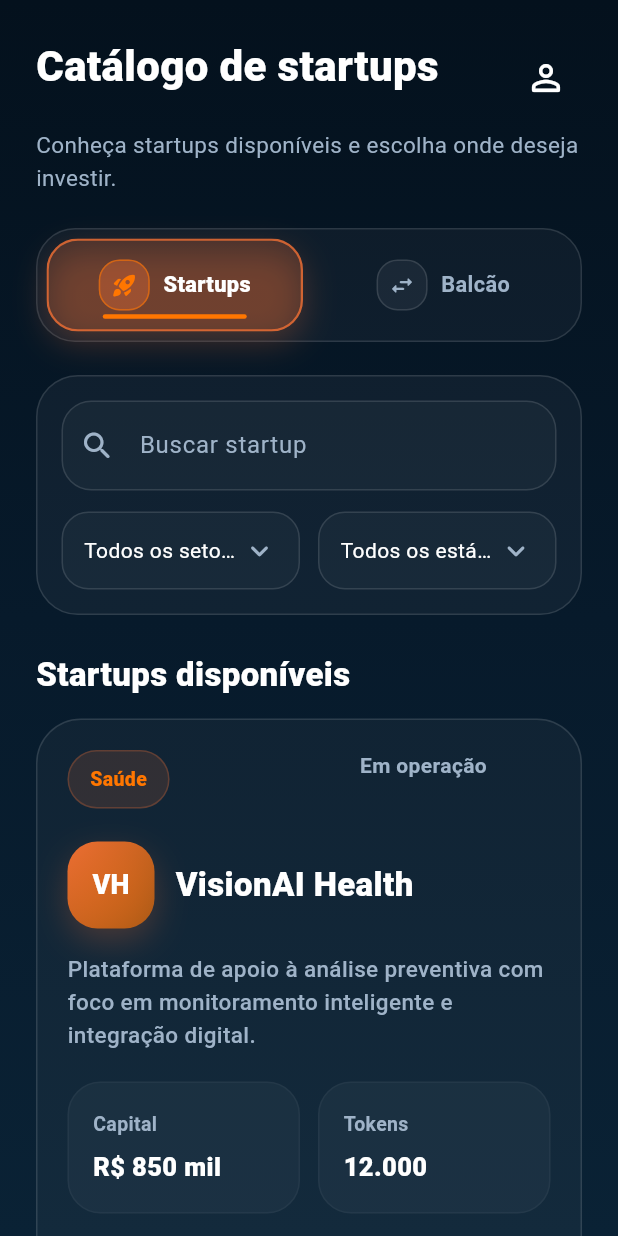
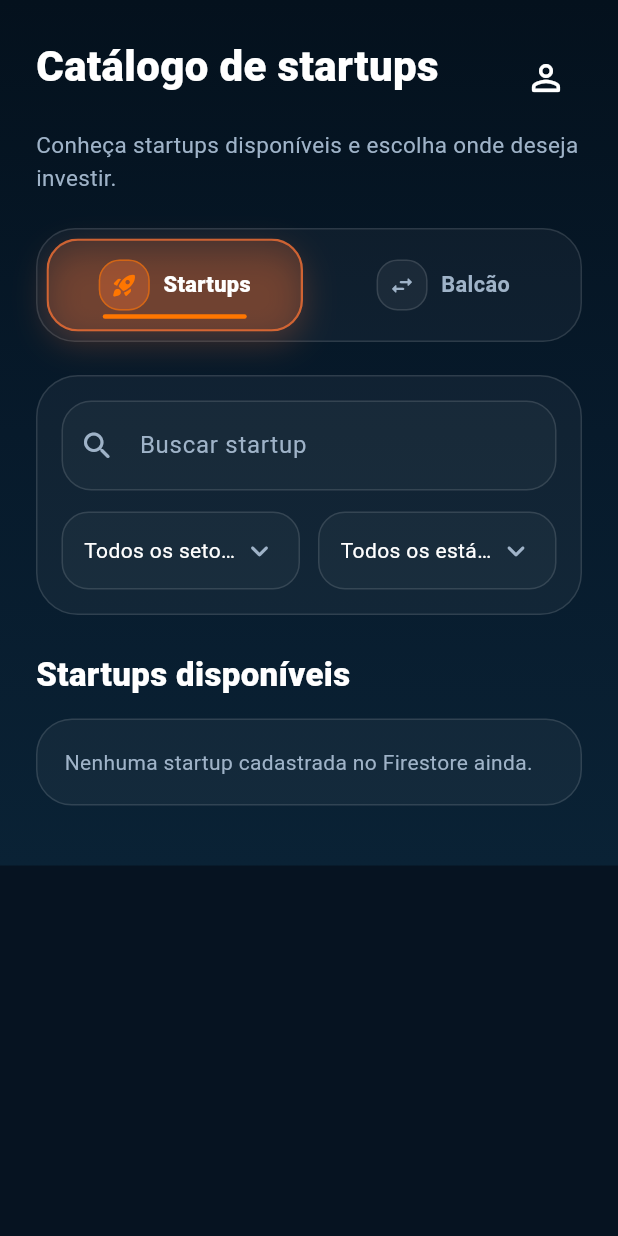
Before and after one commit to miguelgallinucci/ES-PI3-2026-T3-G20, a Flutter app: the screen it shows after launch, scrolled down 65 dp, after a tap on "Entrar", on a phone screen of 412 x 824 dp. Run offline on Flutter 3.47's test engine with Material 3 defaults, Android fonts, the phone set to English and light mode, and no system bars; our stand-ins replace cloud_firestore, firebase_core; accounts and stored records are empty.

Commit message:
integra catalogo de startups com firestore

```diff
--- /dev/null
+++ b/lib/features/catalog/data/startup_firestore_service.dart
@@ -0,0 +1,18 @@
+import 'package:cloud_firestore/cloud_firestore.dart';
+
+import '../models/startup_model.dart';
+
+class StartupFirestoreService {
+  final FirebaseFirestore _firestore = FirebaseFirestore.instance;
+
+  Stream<List<StartupModel>> watchStartups() {
+    return _firestore
+        .collection('startups')
+        .snapshots()
+        .map((snapshot) {
+      return snapshot.docs.map((doc) {
+        return StartupModel.fromFirestore(doc.data());
+      }).toList();
+    });
+  }
+}
--- a/lib/features/catalog/pages/catalog_page.dart
+++ b/lib/features/catalog/pages/catalog_page.dart
@@ -2,7 +2,7 @@ import 'dart:async';
 
 import 'package:flutter/material.dart';
 import '../../../core/theme/app_colors.dart';
-import '../data/mock_startups.dart';
+import '../data/startup_firestore_service.dart';
 import '../models/startup_model.dart';
 import 'startup_details_page.dart';
 import '../../profile/pages/profile_page.dart';
@@ -20,6 +20,8 @@ class _CatalogPageState extends State<CatalogPage> {
   bool showGuidance = false;
 
   Timer? _guidanceTimer;
+
+  final StartupFirestoreService _startupService = StartupFirestoreService();
 
   final List<_AvailableOffer> availableOffers = const [
     _AvailableOffer(
@@ -335,7 +337,64 @@ class _CatalogPageState extends State<CatalogPage> {
           ),
         ),
         const SizedBox(height: 14),
-        ...mockStartups.map(
+        StreamBuilder<List<StartupModel>>(
+          stream: _startupService.watchStartups(),
+          builder: (context, snapshot) {
+            if (snapshot.connectionState == ConnectionState.waiting) {
+              return const Padding(
+                padding: EdgeInsets.only(top: 20),
+                child: Center(
+                  child: CircularProgressIndicator(
+                    color: AppColors.primaryLight,
+                  ),
+                ),
+              );
+            }
+
+            if (snapshot.hasError) {
+              return Container(
+                width: double.infinity,
+                padding: const EdgeInsets.all(18),
+                decoration: BoxDecoration(
+                  color: Colors.white.withValues(alpha: 0.04),
+                  borderRadius: BorderRadius.circular(24),
+                  border: Border.all(color: AppColors.border),
+                ),
+                child: const Text(
+                  'Não foi possível carregar as startups do Firestore.',
+                  style: TextStyle(
+                    color: AppColors.textSecondary,
+                    fontSize: 14,
+                    height: 1.4,
+                  ),
+                ),
+              );
+            }
+
+            final startups = snapshot.data ?? [];
+
+            if (startups.isEmpty) {
+              return Container(
+                width: double.infinity,
+                padding: const EdgeInsets.all(18),
+                decoration: BoxDecoration(
+                  color: Colors.white.withValues(alpha: 0.04),
+                  borderRadius: BorderRadius.circular(24),
+                  border: Border.all(color: AppColors.border),
+                ),
+                child: const Text(
+                  'Nenhuma startup cadastrada no Firestore ainda.',
+                  style: TextStyle(
+                    color: AppColors.textSecondary,
+                    fontSize: 14,
+                    height: 1.4,
+                  ),
+                ),
+              );
+            }
+
+            return Column(
+              children: startups.map(
                 (startup) => _StartupCatalogCard(
                   name: startup.name,
                   sector: startup.sector,
@@ -345,6 +404,9 @@ class _CatalogPageState extends State<CatalogPage> {
                   tokens: startup.tokens,
                   onTap: () => _openDetails(context, startup),
                 ),
+              ).toList(),
+            );
+          },
         ),
       ],
     );
```
Also changed, not shown: lib/features/catalog/models/startup_model.dart (+49 -0 lines), 3 other files. Lines whose indentation alone changed are shown as unchanged.
